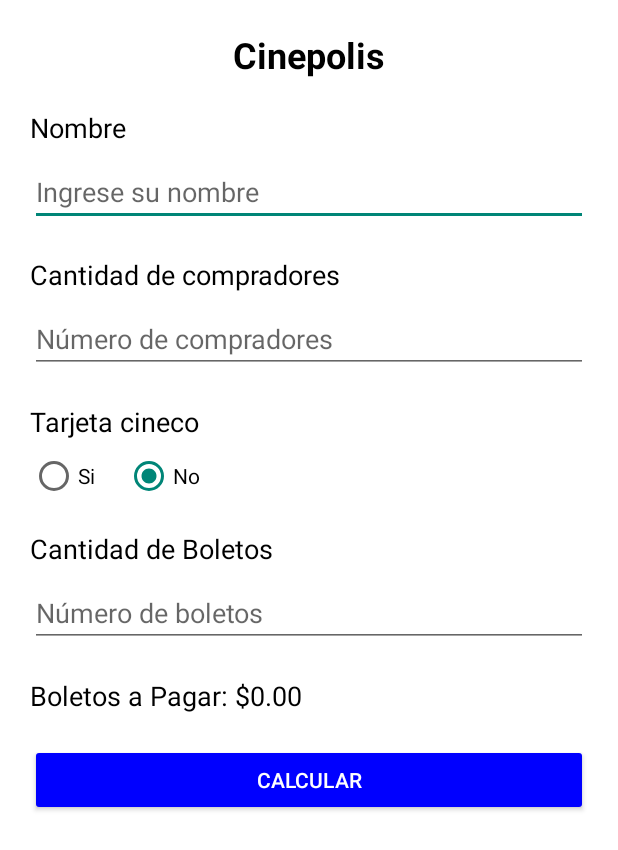
After one commit to IDGS-901-22000977/IntroKotlin, an Android app built with Jetpack Compose: the layout activity_cinepolis.xml on its own in the app's theme, with its tools: preview values and no code run, on a phone screen of 412 x 824 dp. The commit adds this screen. Shown: the top 850 px of the screen. Run offline under Robolectric (Android 15) with nearby library versions, the phone set to English and light mode, and no system bars.

Commit message:
Cinepolis 21/05/2025

```diff
--- a/app/src/main/java/com/idgs901/introkotlin/ejemplo2/resultado.kt
+++ b/app/src/main/java/com/idgs901/introkotlin/ejemplo2/resultado.kt
@@ -1,6 +1,7 @@
 package com.idgs901.introkotlin.ejemplo2
 
 import android.os.Bundle
+import android.widget.TextView
 import androidx.activity.enableEdgeToEdge
 import androidx.appcompat.app.AppCompatActivity
 import androidx.core.view.ViewCompat
@@ -12,6 +13,11 @@ class resultado : AppCompatActivity() {
         super.onCreate(savedInstanceState)
         enableEdgeToEdge()
         setContentView(R.layout.activity_resultado)
+
+        val tvResult =findViewById<TextView>(R.id.tvResultado)
+        val name:String=intent.extras?.getString("EXTRA_NAME").orEmpty()
+        tvResult.text="Hola $name"
+
         ViewCompat.setOnApplyWindowInsetsListener(findViewById(R.id.main)) { v, insets ->
             val systemBars = insets.getInsets(WindowInsetsCompat.Type.systemBars())
             v.setPadding(systemBars.left, systemBars.top, systemBars.right, systemBars.bottom)
--- /dev/null
+++ b/app/src/main/res/layout/activity_cinepolis.xml
@@ -0,0 +1,121 @@
+<?xml version="1.0" encoding="utf-8"?>
+<LinearLayout xmlns:android="http://schemas.android.com/apk/res/android"
+    xmlns:app="http://schemas.android.com/apk/res-auto"
+    xmlns:tools="http://schemas.android.com/tools"
+    android:layout_width="match_parent"
+    android:layout_height="match_parent"
+    android:orientation="vertical"
+    android:padding="20dp"
+    android:id="@+id/main"
+    android:background="#FFF"
+    tools:context=".cinepolis.Cinepolis">
+
+
+    <TextView
+        android:layout_width="wrap_content"
+        android:layout_height="wrap_content"
+        android:text="Cinepolis"
+        android:textSize="24sp"
+        android:textColor="#000"
+        android:textStyle="bold"
+        android:layout_gravity="center"
+        android:layout_marginBottom="20dp"/>
+
+    <TextView
+        android:layout_width="wrap_content"
+        android:layout_height="wrap_content"
+        android:text="Nombre"
+        android:textSize="18sp"
+        android:textColor="#000"
+        android:layout_marginBottom="8dp"/>
+
+    <EditText
+        android:id="@+id/etNombre"
+        android:layout_width="match_parent"
+        android:layout_height="wrap_content"
+        android:hint="Ingrese su nombre"
+        android:inputType="textPersonName"
+        android:layout_marginBottom="20dp"/>
+
+    <TextView
+        android:layout_width="wrap_content"
+        android:layout_height="wrap_content"
+        android:text="Cantidad de compradores"
+        android:textSize="18sp"
+        android:textColor="#000"
+        android:layout_marginBottom="8dp"/>
+
+    <EditText
+        android:id="@+id/etCompradores"
+        android:layout_width="match_parent"
+        android:layout_height="wrap_content"
+        android:hint="Número de compradores"
+        android:inputType="number"
+        android:layout_marginBottom="20dp"/>
+
+    <TextView
+        android:layout_width="wrap_content"
+        android:layout_height="wrap_content"
+        android:text="Tarjeta cineco"
+        android:textSize="18sp"
+        android:textColor="#000"
+        android:layout_marginBottom="8dp"/>
+
+    <RadioGroup
+        android:id="@+id/rgTarjeta"
+        android:layout_width="match_parent"
+        android:layout_height="wrap_content"
+        android:orientation="horizontal"
+        android:layout_marginBottom="20dp">
+
+        <RadioButton
+            android:id="@+id/rbSi"
+            android:layout_width="wrap_content"
+            android:layout_height="wrap_content"
+            android:text="Si"
+            android:layout_marginRight="20dp"/>
+
+        <RadioButton
+            android:id="@+id/rbNo"
+            android:layout_width="wrap_content"
+            android:layout_height="wrap_content"
+            android:text="No"
+            android:checked="true"/>
+    </RadioGroup>
+
+    <TextView
+        android:layout_width="wrap_content"
+        android:layout_height="wrap_content"
+        android:text="Cantidad de Boletos"
+        android:textSize="18sp"
+        android:textColor="#000"
+        android:layout_marginBottom="8dp"/>
+
+    <EditText
+        android:id="@+id/etBoletos"
+        android:layout_width="match_parent"
+        android:layout_height="wrap_content"
+        android:hint="Número de boletos"
+        android:inputType="number"
+        android:layout_marginBottom="20dp"/>
+
+    <TextView
+        android:id="@+id/tvTotal"
+        android:layout_width="wrap_content"
+        android:layout_height="wrap_content"
+        android:text="Boletos a Pagar: $0.00"
+        android:textSize="18sp"
+        android:textColor="#000"
+        android:layout_marginBottom="20dp"/>
+
+    <Button
+        android:id="@+id/btnCalcular"
+        android:layout_width="match_parent"
+        android:layout_height="wrap_content"
+        android:text="Calcular"
+        android:backgroundTint="#0000FF"
+        android:textColor="#FFF"/>
+
+
+
+</LinearLayout>
--- a/app/src/main/res/layout/activity_menu.xml
+++ b/app/src/main/res/layout/activity_menu.xml
@@ -7,6 +7,7 @@
     android:layout_height="match_parent"
 
 
+    android:orientation="horizontal"
     tools:context=".MenuActivity">
 
     <Button
@@ -14,6 +15,6 @@
         android:layout_width="365dp"
         android:layout_height="wrap_content"
         android:text="Ejemplo1"
-        app:layout_constraintTop_toTopOf="parent"/>
+        app:layout_constraintTop_toTopOf="parent" />
 
 </LinearLayout>
--- a/app/src/main/res/layout/activity_saludo.xml
+++ b/app/src/main/res/layout/activity_saludo.xml
@@ -9,6 +9,7 @@
 
 
     <androidx.appcompat.widget.AppCompatEditText
+        android:id="@+id/edtName"
         android:layout_width="335dp"
         android:layout_height="66dp"
         android:layout_marginBottom="32dp"
```
Also changed, not shown: app/src/main/AndroidManifest.xml (+8 -7 lines), app/src/main/java/com/idgs901/introkotlin/cinepolis/Cinepolis.kt (added, +94 -0 lines), app/src/main/java/com/idgs901/introkotlin/ejemplo2/SaludoActivity.kt (+17 -0 lines), app/src/main/res/layout/activity_menu2.xml (+18 -2 lines).
